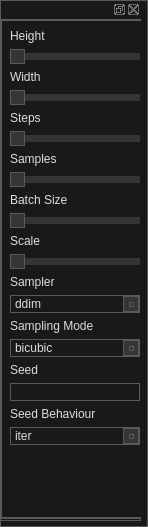
Before: the Qt Designer form frontend/ui_widgets/txt2img_params.ui in XmYx/ainodes, drawn with Qt 5.
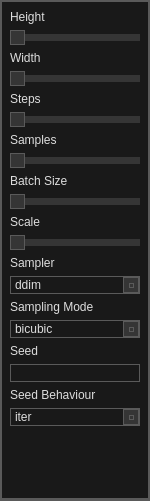
After: the same form once the commit is applied.

The edit to the form file:
```diff
--- a/frontend/ui_widgets/txt2img_params.ui
+++ b/frontend/ui_widgets/txt2img_params.ui
@@ -6,8 +6,8 @@
    <rect>
     <x>0</x>
     <y>0</y>
-    <width>148</width>
-    <height>527</height>
+    <width>150</width>
+    <height>501</height>
    </rect>
   </property>
   <property name="windowTitle">
@@ -296,16 +296,6 @@
 	background: #353535;
 }</string>
   </property>
-  <widget class="QDockWidget" name="dockWidget">
-   <property name="geometry">
-    <rect>
-     <x>0</x>
-     <y>0</y>
-     <width>141</width>
-     <height>521</height>
-    </rect>
-   </property>
-   <widget class="QWidget" name="dockWidgetContents">
     <widget class="QStackedWidget" name="stackedWidget">
      <property name="geometry">
       <rect>
@@ -335,287 +325,7 @@
           </size>
          </property>
          <property name="styleSheet">
-          <string notr="true">/*
-	Copyright 2013 Emanuel Claesson
-
-	Licensed under the Apache License, Version 2.0 (the &quot;License&quot;);
-	you may not use this file except in compliance with the License.
-	You may obtain a copy of the License at
-
-		http://www.apache.org/licenses/LICENSE-2.0
-
-	Unless required by applicable law or agreed to in writing, software
-	distributed under the License is distributed on an &quot;AS IS&quot; BASIS,
-	WITHOUT WARRANTIES OR CONDITIONS OF ANY KIND, either express or implied.
-	See the License for the specific language governing permissions and
-	limitations under the License.
-*/
-
-/*
-	COLOR_DARK     = #191919
-	COLOR_MEDIUM   = #353535
-	COLOR_MEDLIGHT = #5A5A5A
-	COLOR_LIGHT    = #DDDDDD
-	COLOR_ACCENT   = #3D7848
-*/
-
-* {
-	background: #191919;
-	color: #DDDDDD;
-	border: 1px solid #5A5A5A;
-}
-
-QWidget::item:selected {
-	background: #3D7848;
-}
-
-QCheckBox, QRadioButton {
-	border: none;
-}
-
-QRadioButton::indicator, QCheckBox::indicator {
-	width: 13px;
-	height: 13px;
-}
-
-QRadioButton::indicator::unchecked, QCheckBox::indicator::unchecked {
-	border: 1px solid #5A5A5A;
-	background: none;
-}
-
-QRadioButton::indicator:unchecked:hover, QCheckBox::indicator:unchecked:hover {
-	border: 1px solid #DDDDDD;
-}
-
-QRadioButton::indicator::checked, QCheckBox::indicator::checked {
-	border: 1px solid #5A5A5A;
-	background: #5A5A5A;
-}
-
-QRadioButton::indicator:checked:hover, QCheckBox::indicator:checked:hover {
-	border: 1px solid #DDDDDD;
-	background: #DDDDDD;
-}
-
-QGroupBox {
-	margin-top: 6px;
-}
-
-QGroupBox::title {
-	top: -7px;
-	left: 7px;
-}
-
-QScrollBar {
-	border: 1px solid #5A5A5A;
-	background: #191919;
-}
-
-QScrollBar:horizontal {
-	height: 15px;
-	margin: 0px 0px 0px 32px;
-}
-
-QScrollBar:vertical {
-	width: 15px;
-	margin: 32px 0px 0px 0px;
-}
-
-QScrollBar::handle {
-	background: #353535;
-	border: 1px solid #5A5A5A;
-}
-
-QScrollBar::handle:horizontal {
-	border-width: 0px 1px 0px 1px;
-}
-
-QScrollBar::handle:vertical {
-	border-width: 1px 0px 1px 0px;
-}
-
-QScrollBar::handle:horizontal {
-	min-width: 20px;
-}
-
-QScrollBar::handle:vertical {
-	min-height: 20px;
-}
-
-QScrollBar::add-line, QScrollBar::sub-line {
-	background:#353535;
-	border: 1px solid #5A5A5A;
-	subcontrol-origin: margin;
-}
-
-QScrollBar::add-line {
-	position: absolute;
-}
-
-QScrollBar::add-line:horizontal {
-	width: 15px;
-	subcontrol-position: left;
-	left: 15px;
-}
-
-QScrollBar::add-line:vertical {
-	height: 15px;
-	subcontrol-position: top;
-	top: 15px;
-}
-
-QScrollBar::sub-line:horizontal {
-	width: 15px;
-	subcontrol-position: top left;
-}
-
-QScrollBar::sub-line:vertical {
-	height: 15px;
-	subcontrol-position: top;
-}
-
-QScrollBar:left-arrow, QScrollBar::right-arrow, QScrollBar::up-arrow, QScrollBar::down-arrow {
-	border: 1px solid #5A5A5A;
-	width: 3px;
-	height: 3px;
-}
-
-QScrollBar::add-page, QScrollBar::sub-page {
-	background: none;
-}
-
-QAbstractButton:hover {
-	background: #353535;
-}
-
-QAbstractButton:pressed {
-	background: #5A5A5A;
-}
-
-QAbstractItemView {
-	show-decoration-selected: 1;
-	selection-background-color: #3D7848;
-	selection-color: #DDDDDD;
-	alternate-background-color: #353535;
-}
-
-QHeaderView {
-	border: 1px solid #5A5A5A;
-}
-
-QHeaderView::section {
-	background: #191919;
-	border: 1px solid #5A5A5A;
-	padding: 4px;
-}
-
-QHeaderView::section:selected, QHeaderView::section::checked {
-	background: #353535;
-}
-
-QTableView {
-	gridline-color: #5A5A5A;
-}
-
-QTabBar {
-	margin-left: 2px;
-}
-
-QTabBar::tab {
-	border-radius: 0px;
-	padding: 4px;
-	margin: 4px;
-}
-
-QTabBar::tab:selected {
-	background: #353535;
-}
-
-QComboBox::down-arrow {
-	border: 1px solid #5A5A5A;
-	background: #353535;
-}
-
-QComboBox::drop-down {
-	border: 1px solid #5A5A5A;
-	background: #353535;
-}
-
-QComboBox::down-arrow {
-	width: 3px;
-	height: 3px;
-	border: 1px solid #5A5A5A;
-}
-
-QAbstractSpinBox {
-	padding-right: 15px;
-}
-
-QAbstractSpinBox::up-button, QAbstractSpinBox::down-button {
-	border: 1px solid #5A5A5A;
-	background: #353535;
-	subcontrol-origin: border;
-}
-
-QAbstractSpinBox::up-arrow, QAbstractSpinBox::down-arrow {
-	width: 3px;
-	height: 3px;
-	border: 1px solid #5A5A5A;
-}
-
-QSlider {
-	border: none;
-}
-
-QSlider::groove:horizontal {
-	height: 5px;
-	margin: 4px 0px 4px 0px;
-}
-
-QSlider::groove:vertical {
-	width: 5px;
-	margin: 0px 4px 0px 4px;
-}
-
-QSlider::handle {
-	border: 1px solid #5A5A5A;
-	background: #353535;
-}
-
-QSlider::handle:horizontal {
-	width: 15px;
-	margin: -4px 0px -4px 0px;
-}
-
-QSlider::handle:vertical {
-	height: 15px;
-	margin: 0px -4px 0px -4px;
-}
-
-QSlider::add-page:vertical, QSlider::sub-page:horizontal {
-	background: #3D7848;
-}
-
-QSlider::sub-page:vertical, QSlider::add-page:horizontal {
-	background: #353535;
-}
-
-QLabel {
-	border: none;
-}
-
-QProgressBar {
-	text-align: center;
-}
-
-QProgressBar::chunk {
-	width: 1px;
-	background-color: #3D7848;
-}
-
-QMenu::separator {
-	background: #353535;
-}</string>
+        <string notr="true"/>
          </property>
          <property name="text">
           <string>Height</string>
@@ -698,287 +408,7 @@
           </size>
          </property>
          <property name="styleSheet">
-          <string notr="true">/*
-	Copyright 2013 Emanuel Claesson
-
-	Licensed under the Apache License, Version 2.0 (the &quot;License&quot;);
-	you may not use this file except in compliance with the License.
-	You may obtain a copy of the License at
-
-		http://www.apache.org/licenses/LICENSE-2.0
-
-	Unless required by applicable law or agreed to in writing, software
-	distributed under the License is distributed on an &quot;AS IS&quot; BASIS,
-	WITHOUT WARRANTIES OR CONDITIONS OF ANY KIND, either express or implied.
-	See the License for the specific language governing permissions and
-	limitations under the License.
-*/
-
-/*
-	COLOR_DARK     = #191919
-	COLOR_MEDIUM   = #353535
-	COLOR_MEDLIGHT = #5A5A5A
-	COLOR_LIGHT    = #DDDDDD
-	COLOR_ACCENT   = #3D7848
-*/
-
-* {
-	background: #191919;
-	color: #DDDDDD;
-	border: 1px solid #5A5A5A;
-}
-
-QWidget::item:selected {
-	background: #3D7848;
-}
-
-QCheckBox, QRadioButton {
-	border: none;
-}
-
-QRadioButton::indicator, QCheckBox::indicator {
-	width: 13px;
-	height: 13px;
-}
-
-QRadioButton::indicator::unchecked, QCheckBox::indicator::unchecked {
-	border: 1px solid #5A5A5A;
-	background: none;
-}
-
-QRadioButton::indicator:unchecked:hover, QCheckBox::indicator:unchecked:hover {
-	border: 1px solid #DDDDDD;
-}
-
-QRadioButton::indicator::checked, QCheckBox::indicator::checked {
-	border: 1px solid #5A5A5A;
-	background: #5A5A5A;
-}
-
-QRadioButton::indicator:checked:hover, QCheckBox::indicator:checked:hover {
-	border: 1px solid #DDDDDD;
-	background: #DDDDDD;
-}
-
-QGroupBox {
-	margin-top: 6px;
-}
-
-QGroupBox::title {
-	top: -7px;
-	left: 7px;
-}
-
-QScrollBar {
-	border: 1px solid #5A5A5A;
-	background: #191919;
-}
-
-QScrollBar:horizontal {
-	height: 15px;
-	margin: 0px 0px 0px 32px;
-}
-
-QScrollBar:vertical {
-	width: 15px;
-	margin: 32px 0px 0px 0px;
-}
-
-QScrollBar::handle {
-	background: #353535;
-	border: 1px solid #5A5A5A;
-}
-
-QScrollBar::handle:horizontal {
-	border-width: 0px 1px 0px 1px;
-}
-
-QScrollBar::handle:vertical {
-	border-width: 1px 0px 1px 0px;
-}
-
-QScrollBar::handle:horizontal {
-	min-width: 20px;
-}
-
-QScrollBar::handle:vertical {
-	min-height: 20px;
-}
-
-QScrollBar::add-line, QScrollBar::sub-line {
-	background:#353535;
-	border: 1px solid #5A5A5A;
-	subcontrol-origin: margin;
-}
-
-QScrollBar::add-line {
-	position: absolute;
-}
-
-QScrollBar::add-line:horizontal {
-	width: 15px;
-	subcontrol-position: left;
-	left: 15px;
-}
-
-QScrollBar::add-line:vertical {
-	height: 15px;
-	subcontrol-position: top;
-	top: 15px;
-}
-
-QScrollBar::sub-line:horizontal {
-	width: 15px;
-	subcontrol-position: top left;
-}
-
-QScrollBar::sub-line:vertical {
-	height: 15px;
-	subcontrol-position: top;
-}
-
-QScrollBar:left-arrow, QScrollBar::right-arrow, QScrollBar::up-arrow, QScrollBar::down-arrow {
-	border: 1px solid #5A5A5A;
-	width: 3px;
-	height: 3px;
-}
-
-QScrollBar::add-page, QScrollBar::sub-page {
-	background: none;
-}
-
-QAbstractButton:hover {
-	background: #353535;
-}
-
-QAbstractButton:pressed {
-	background: #5A5A5A;
-}
-
-QAbstractItemView {
-	show-decoration-selected: 1;
-	selection-background-color: #3D7848;
-	selection-color: #DDDDDD;
-	alternate-background-color: #353535;
-}
-
-QHeaderView {
-	border: 1px solid #5A5A5A;
-}
-
-QHeaderView::section {
-	background: #191919;
-	border: 1px solid #5A5A5A;
-	padding: 4px;
-}
-
-QHeaderView::section:selected, QHeaderView::section::checked {
-	background: #353535;
-}
-
-QTableView {
-	gridline-color: #5A5A5A;
-}
-
-QTabBar {
-	margin-left: 2px;
-}
-
-QTabBar::tab {
-	border-radius: 0px;
-	padding: 4px;
-	margin: 4px;
-}
-
-QTabBar::tab:selected {
-	background: #353535;
-}
-
-QComboBox::down-arrow {
-	border: 1px solid #5A5A5A;
-	background: #353535;
-}
-
-QComboBox::drop-down {
-	border: 1px solid #5A5A5A;
-	background: #353535;
-}
-
-QComboBox::down-arrow {
-	width: 3px;
-	height: 3px;
-	border: 1px solid #5A5A5A;
-}
-
-QAbstractSpinBox {
-	padding-right: 15px;
-}
-
-QAbstractSpinBox::up-button, QAbstractSpinBox::down-button {
-	border: 1px solid #5A5A5A;
-	background: #353535;
-	subcontrol-origin: border;
-}
-
-QAbstractSpinBox::up-arrow, QAbstractSpinBox::down-arrow {
-	width: 3px;
-	height: 3px;
-	border: 1px solid #5A5A5A;
-}
-
-QSlider {
-	border: none;
-}
-
-QSlider::groove:horizontal {
-	height: 5px;
-	margin: 4px 0px 4px 0px;
-}
-
-QSlider::groove:vertical {
-	width: 5px;
-	margin: 0px 4px 0px 4px;
-}
-
-QSlider::handle {
-	border: 1px solid #5A5A5A;
-	background: #353535;
-}
-
-QSlider::handle:horizontal {
-	width: 15px;
-	margin: -4px 0px -4px 0px;
-}
-
-QSlider::handle:vertical {
-	height: 15px;
-	margin: 0px -4px 0px -4px;
-}
-
-QSlider::add-page:vertical, QSlider::sub-page:horizontal {
-	background: #3D7848;
-}
-
-QSlider::sub-page:vertical, QSlider::add-page:horizontal {
-	background: #353535;
-}
-
-QLabel {
-	border: none;
-}
-
-QProgressBar {
-	text-align: center;
-}
-
-QProgressBar::chunk {
-	width: 1px;
-	background-color: #3D7848;
-}
-
-QMenu::separator {
-	background: #353535;
-}</string>
+        <string notr="true"/>
          </property>
          <property name="text">
           <string>Batch Size</string>
@@ -1273,8 +703,6 @@
         </spacer>
        </item>
       </layout>
-     </widget>
-    </widget>
    </widget>
   </widget>
  </widget>
```
Lines whose indentation alone changed are shown as unchanged.
